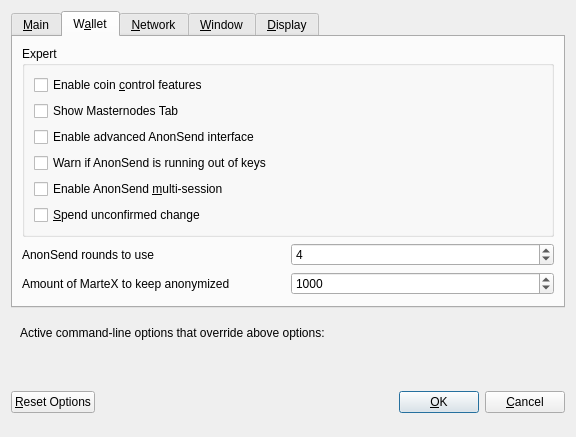
martexcoin/martexcoin_4x, file src/qt/forms/optionsdialog.ui: the form before one commit.
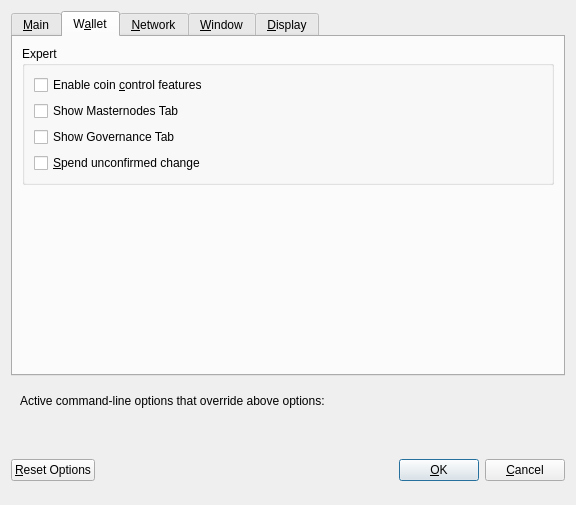
The form after the commit. The open tabs and pages were chosen to show the change. Custom widgets are drawn as their Qt base class.

```diff
--- a/src/qt/forms/optionsdialog.ui
+++ b/src/qt/forms/optionsdialog.ui
@@ -7,7 +7,7 @@
     <x>0</x>
     <y>0</y>
     <width>576</width>
-    <height>402</height>
+    <height>505</height>
    </rect>
   </property>
   <property name="windowTitle">
@@ -169,27 +169,7 @@
              <string>Show additional information and buttons for AnonSend on overview screen.</string>
             </property>
             <property name="text">
-             <string>Enable advanced AnonSend interface</string>
-            </property>
-           </widget>
-          </item>
-          <item>
-           <widget class="QCheckBox" name="lowKeysWarning">
-            <property name="toolTip">
-             <string>Show warning dialog when AnonSend detects that wallet has very low number of keys left.</string>
-            </property>
-            <property name="text">
-             <string>Warn if AnonSend is running out of keys</string>
-            </property>
-           </widget>
-          </item>
-          <item>
-           <widget class="QCheckBox" name="anonSendMultiSession">
-            <property name="toolTip">
-             <string>Whether to use experimental AnonSend mode with multiple mixing sessions per block.&lt;br/&gt;Note: You must use this feature carefully.&lt;br/&gt;Make sure you always have recent wallet (auto)backup in a safe place!</string>
-            </property>
-            <property name="text">
-             <string>Enable AnonSend &amp;multi-session</string>
+             <string>Show Governance Tab</string>
             </property>
            </widget>
           </item>
@@ -207,76 +187,7 @@
         </widget>
        </item>
        <item>
-        <layout class="QHBoxLayout" name="horizontalLayout_4_Wallet">
-         <item>
-          <widget class="QLabel" name="label">
-           <property name="toolTip">
-            <string>This setting determines the amount of individual masternodes that an input will be anonymized through.&lt;br/&gt;More rounds of anonymization gives a higher degree of privacy, but also costs more in fees.</string>
-           </property>
-           <property name="text">
-            <string>AnonSend rounds to use</string>
-           </property>
-          </widget>
-         </item>
-         <item>
-          <widget class="QSpinBox" name="anonSendRounds">
-           <property name="minimum">
-            <number>2</number>
-           </property>
-           <property name="maximum">
-            <number>8</number>
-           </property>
-           <property name="value">
-            <number>4</number>
-           </property>
-          </widget>
-         </item>
-        </layout>
-       </item>
-       <item>
-        <layout class="QHBoxLayout" name="horizontalLayout">
-         <item>
-          <widget class="QLabel" name="label_2">
-           <property name="toolTip">
-            <string>This amount acts as a threshold to turn off AnonSend once it's reached.</string>
-           </property>
-           <property name="statusTip">
-            <string notr="true"/>
-           </property>
-           <property name="whatsThis">
-            <string notr="true"/>
-           </property>
-           <property name="accessibleName">
-            <string notr="true"/>
-           </property>
-           <property name="accessibleDescription">
-            <string notr="true"/>
-           </property>
-           <property name="text">
-            <string>Amount of MarteX to keep anonymized</string>
-           </property>
-          </widget>
-         </item>
-         <item>
-          <widget class="QSpinBox" name="anonSendAmount">
-           <property name="minimum">
-            <number>2</number>
-           </property>
-           <property name="maximum">
-            <number>2000</number>
-           </property>
-           <property name="singleStep">
-            <number>10</number>
-           </property>
-           <property name="value">
-            <number>1000</number>
-           </property>
-          </widget>
-         </item>
-        </layout>
-       </item>
-       <item>
-        <spacer name="verticalSpacer_Wallet">
+        <spacer name="verticalSpacer_2">
          <property name="orientation">
           <enum>Qt::Vertical</enum>
          </property>
```
Left out of the diff: 10 changed lines with no effect on the pictures.
